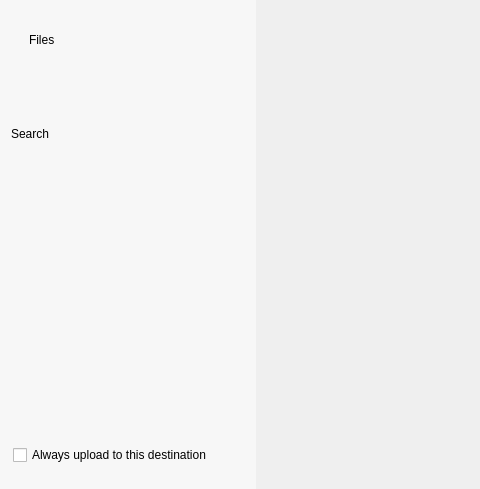
Before: the Qt Designer form src/MEGASync/node_selector/gui/ui/NodeSelector.ui in meganz/MEGAsync, drawn with Qt 5; both pictures show x 0 to 480 and y 0 to 489 of the 800 by 489 pixel window.
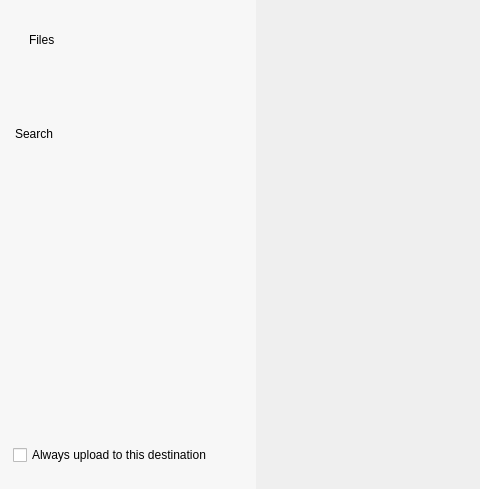
After: the same form once the commit is applied. Icons and pictures are not drawn. Custom widgets are drawn as their Qt base class.

Diff of the .ui file:
```diff
--- a/src/MEGASync/node_selector/gui/ui/NodeSelector.ui
+++ b/src/MEGASync/node_selector/gui/ui/NodeSelector.ui
@@ -82,6 +82,9 @@
       <property name="spacing">
        <number>16</number>
       </property>
+      <property name="leftMargin">
+       <number>13</number>
+      </property>
       <property name="topMargin">
        <number>24</number>
       </property>
@@ -107,7 +110,7 @@
           <number>0</number>
          </property>
          <property name="leftMargin">
-          <number>4</number>
+          <number>0</number>
          </property>
          <property name="topMargin">
           <number>0</number>
@@ -187,7 +190,7 @@
           <number>8</number>
          </property>
          <property name="leftMargin">
-          <number>4</number>
+          <number>0</number>
          </property>
          <property name="topMargin">
           <number>0</number>
@@ -316,7 +319,7 @@
           <number>0</number>
          </property>
          <property name="leftMargin">
-          <number>4</number>
+          <number>0</number>
          </property>
          <property name="topMargin">
           <number>0</number>
@@ -377,7 +380,7 @@
           <number>0</number>
          </property>
          <property name="leftMargin">
-          <number>4</number>
+          <number>0</number>
          </property>
          <property name="topMargin">
           <number>0</number>
```
